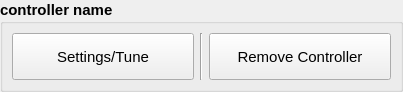
Old version of the form modules/steeringwheelcontrol/dialog/sw_controller_tab.ui in the repository tud-hri/joan.
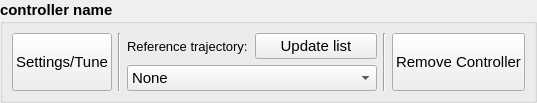
New version of the form.

Commit message: PD controller settings and a first attempt to connect hw manager, sw controller and carla interface

Patch:
```diff
--- a/modules/steeringwheelcontrol/dialog/sw_controller_tab.ui
+++ b/modules/steeringwheelcontrol/dialog/sw_controller_tab.ui
@@ -6,8 +6,8 @@
    <rect>
     <x>0</x>
     <y>0</y>
-    <width>403</width>
-    <height>92</height>
+    <width>526</width>
+    <height>94</height>
    </rect>
   </property>
   <property name="windowTitle">
@@ -51,7 +51,7 @@
       <property name="bottomMargin">
        <number>9</number>
       </property>
-      <item row="0" column="0">
+      <item row="0" column="0" rowspan="2">
        <widget class="QPushButton" name="btn_settings_sw_controller">
         <property name="sizePolicy">
          <sizepolicy hsizetype="Minimum" vsizetype="Preferred">
@@ -70,7 +70,81 @@
         </property>
        </widget>
       </item>
-      <item row="0" column="2">
+      <item row="1" column="5" colspan="2">
+       <widget class="QComboBox" name="cmbbox_hcr_selection">
+        <property name="sizePolicy">
+         <sizepolicy hsizetype="Preferred" vsizetype="Fixed">
+          <horstretch>0</horstretch>
+          <verstretch>0</verstretch>
+         </sizepolicy>
+        </property>
+        <property name="minimumSize">
+         <size>
+          <width>250</width>
+          <height>0</height>
+         </size>
+        </property>
+        <property name="font">
+         <font>
+          <weight>50</weight>
+          <bold>false</bold>
+         </font>
+        </property>
+        <item>
+         <property name="text">
+          <string>None</string>
+         </property>
+        </item>
+       </widget>
+      </item>
+      <item row="0" column="4" rowspan="2">
+       <widget class="Line" name="line_2">
+        <property name="orientation">
+         <enum>Qt::Vertical</enum>
+        </property>
+       </widget>
+      </item>
+      <item row="0" column="5">
+       <widget class="QLabel" name="lblHcrtitle">
+        <property name="font">
+         <font>
+          <pointsize>10</pointsize>
+          <weight>50</weight>
+          <bold>false</bold>
+         </font>
+        </property>
+        <property name="text">
+         <string>Reference trajectory:</string>
+        </property>
+       </widget>
+      </item>
+      <item row="0" column="6">
+       <widget class="QPushButton" name="btn_update_hcr_list">
+        <property name="sizePolicy">
+         <sizepolicy hsizetype="Preferred" vsizetype="Preferred">
+          <horstretch>0</horstretch>
+          <verstretch>0</verstretch>
+         </sizepolicy>
+        </property>
+        <property name="font">
+         <font>
+          <weight>50</weight>
+          <bold>false</bold>
+         </font>
+        </property>
+        <property name="text">
+         <string>Update list</string>
+        </property>
+       </widget>
+      </item>
+      <item row="0" column="7" rowspan="2">
+       <widget class="Line" name="line">
+        <property name="orientation">
+         <enum>Qt::Vertical</enum>
+        </property>
+       </widget>
+      </item>
+      <item row="0" column="8" rowspan="2">
        <widget class="QPushButton" name="btn_remove_sw_controller">
         <property name="sizePolicy">
          <sizepolicy hsizetype="Minimum" vsizetype="Preferred">
@@ -89,13 +163,6 @@
         </property>
        </widget>
       </item>
-      <item row="0" column="1">
-       <widget class="Line" name="line">
-        <property name="orientation">
-         <enum>Qt::Vertical</enum>
-        </property>
-       </widget>
-      </item>
      </layout>
     </widget>
    </item>
```
The commit also changes 11 other files.
